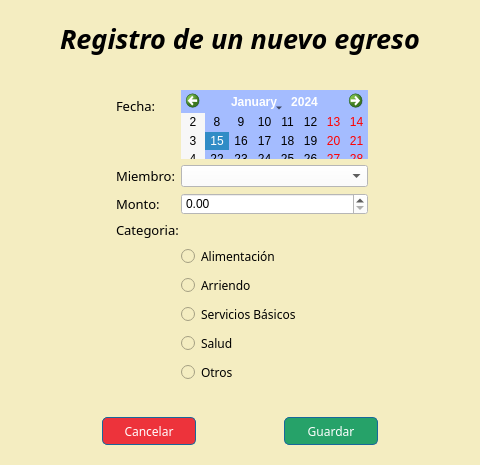
Above: nuevo_egre.ui from JuanFraDev/ProyectoFinal_POO before the change. Below: the same form after it.
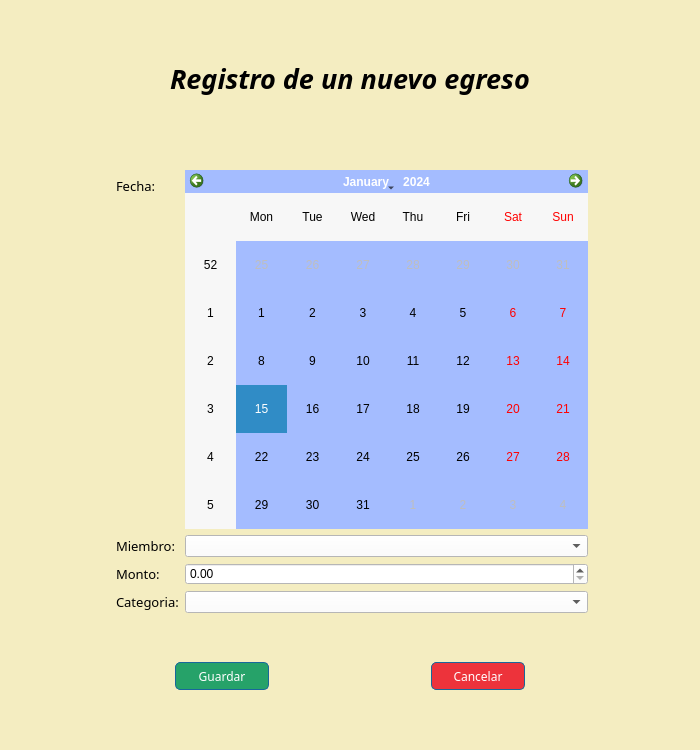
That is the form after the change.

```diff
--- a/nuevo_egre.ui
+++ b/nuevo_egre.ui
@@ -6,20 +6,20 @@
    <rect>
     <x>0</x>
     <y>0</y>
-    <width>480</width>
-    <height>465</height>
+    <width>700</width>
+    <height>750</height>
    </rect>
   </property>
   <property name="minimumSize">
    <size>
-    <width>480</width>
-    <height>465</height>
+    <width>700</width>
+    <height>750</height>
    </size>
   </property>
   <property name="maximumSize">
    <size>
-    <width>480</width>
-    <height>465</height>
+    <width>700</width>
+    <height>750</height>
    </size>
   </property>
   <property name="windowTitle">
@@ -35,6 +35,9 @@
      <property name="orientation">
       <enum>Qt::Vertical</enum>
      </property>
+     <property name="sizeType">
+      <enum>QSizePolicy::Fixed</enum>
+     </property>
      <property name="sizeHint" stdset="0">
       <size>
        <width>20</width>
@@ -95,6 +98,9 @@
      <property name="orientation">
       <enum>Qt::Vertical</enum>
      </property>
+     <property name="sizeType">
+      <enum>QSizePolicy::Fixed</enum>
+     </property>
      <property name="sizeHint" stdset="0">
       <size>
        <width>20</width>
@@ -139,13 +145,13 @@
           </widget>
          </item>
          <item row="0" column="1">
-          <widget class="QCalendarWidget" name="calendarWidget">
+          <widget class="QCalendarWidget" name="inFecha">
            <property name="styleSheet">
             <string notr="true">background-color: rgb(164, 188, 255);</string>
            </property>
           </widget>
          </item>
-         <item row="4" column="0">
+         <item row="1" column="0">
           <widget class="QLabel" name="label_2">
            <property name="font">
             <font>
@@ -158,7 +164,19 @@
            </property>
           </widget>
          </item>
-         <item row="6" column="0">
+         <item row="1" column="1">
+          <widget class="QComboBox" name="inMiembro">
+           <property name="font">
+            <font>
+             <family>Segoe UI</family>
+            </font>
+           </property>
+           <property name="styleSheet">
+            <string notr="true">background-color: rgb(255, 255, 255);</string>
+           </property>
+          </widget>
+         </item>
+         <item row="2" column="0">
           <widget class="QLabel" name="label_5">
            <property name="font">
             <font>
@@ -171,8 +189,8 @@
            </property>
           </widget>
          </item>
-         <item row="6" column="1">
-          <widget class="QDoubleSpinBox" name="doubleSpinBox">
+         <item row="2" column="1">
+          <widget class="QDoubleSpinBox" name="inMonto">
            <property name="font">
             <font>
              <family>Segoe UI</family>
@@ -183,7 +201,7 @@
            </property>
           </widget>
          </item>
-         <item row="8" column="0" colspan="2">
+         <item row="3" column="0">
           <widget class="QLabel" name="label_6">
            <property name="font">
             <font>
@@ -196,73 +214,8 @@
            </property>
           </widget>
          </item>
-         <item row="9" column="1">
-          <widget class="QRadioButton" name="radioButton">
-           <property name="font">
-            <font>
-             <family>Lucida Bright</family>
-            </font>
-           </property>
-           <property name="text">
-            <string>Alimentación</string>
-           </property>
-          </widget>
-         </item>
-         <item row="10" column="1">
-          <widget class="QRadioButton" name="radioButton_2">
-           <property name="font">
-            <font>
-             <family>Lucida Bright</family>
-            </font>
-           </property>
-           <property name="text">
-            <string>Arriendo</string>
-           </property>
-          </widget>
-         </item>
-         <item row="11" column="1">
-          <widget class="QRadioButton" name="radioButton_3">
-           <property name="font">
-            <font>
-             <family>Lucida Bright</family>
-            </font>
-           </property>
-           <property name="text">
-            <string>Servicios Básicos</string>
-           </property>
-          </widget>
-         </item>
-         <item row="12" column="1">
-          <widget class="QRadioButton" name="radioButton_4">
-           <property name="font">
-            <font>
-             <family>Lucida Bright</family>
-            </font>
-           </property>
-           <property name="text">
-            <string>Salud</string>
-           </property>
-          </widget>
-         </item>
-         <item row="13" column="1">
-          <widget class="QRadioButton" name="radioButton_5">
-           <property name="font">
-            <font>
-             <family>Lucida Bright</family>
-            </font>
-           </property>
-           <property name="text">
-            <string>Otros</string>
-           </property>
-          </widget>
-         </item>
-         <item row="4" column="1">
-          <widget class="QComboBox" name="comboBox">
-           <property name="font">
-            <font>
-             <family>Segoe UI</family>
-            </font>
-           </property>
+         <item row="3" column="1">
+          <widget class="QComboBox" name="inCategoria">
            <property name="styleSheet">
             <string notr="true">background-color: rgb(255, 255, 255);</string>
            </property>
@@ -295,6 +248,9 @@
      <property name="orientation">
       <enum>Qt::Vertical</enum>
      </property>
+     <property name="sizeType">
+      <enum>QSizePolicy::Fixed</enum>
+     </property>
      <property name="sizeHint" stdset="0">
       <size>
        <width>20</width>
@@ -319,43 +275,6 @@
         </property>
        </spacer>
       </item>
-      <item>
-       <widget class="QPushButton" name="Cancelar">
-        <property name="minimumSize">
-         <size>
-          <width>94</width>
-          <height>28</height>
-         </size>
-        </property>
-        <property name="font">
-         <font>
-          <family>Lucida Bright</family>
-         </font>
-        </property>
-        <property name="styleSheet">
-         <string notr="true">border: 1px solid rgb(24, 103, 155);
-border-radius: 5px;
-background-color: rgb(237, 51, 59);
-color: white;</string>
-        </property>
-        <property name="text">
-         <string>Cancelar</string>
-        </property>
-       </widget>
-      </item>
-      <item>
-       <spacer name="horizontalSpacer_6">
-        <property name="orientation">
-         <enum>Qt::Horizontal</enum>
-        </property>
-        <property name="sizeHint" stdset="0">
-         <size>
-          <width>40</width>
-          <height>20</height>
-         </size>
-        </property>
-       </spacer>
-      </item>
       <item>
        <widget class="QPushButton" name="Guardar">
         <property name="minimumSize">
@@ -382,6 +301,43 @@
         </property>
        </widget>
       </item>
+      <item>
+       <spacer name="horizontalSpacer_6">
+        <property name="orientation">
+         <enum>Qt::Horizontal</enum>
+        </property>
+        <property name="sizeHint" stdset="0">
+         <size>
+          <width>40</width>
+          <height>20</height>
+         </size>
+        </property>
+       </spacer>
+      </item>
+      <item>
+       <widget class="QPushButton" name="Cancelar">
+        <property name="minimumSize">
+         <size>
+          <width>94</width>
+          <height>28</height>
+         </size>
+        </property>
+        <property name="font">
+         <font>
+          <family>Lucida Bright</family>
+         </font>
+        </property>
+        <property name="styleSheet">
+         <string notr="true">border: 1px solid rgb(24, 103, 155);
+border-radius: 5px;
+background-color: rgb(237, 51, 59);
+color: white;</string>
+        </property>
+        <property name="text">
+         <string>Cancelar</string>
+        </property>
+       </widget>
+      </item>
       <item>
        <spacer name="horizontalSpacer_7">
         <property name="orientation">
@@ -403,6 +359,9 @@
      <property name="orientation">
       <enum>Qt::Vertical</enum>
      </property>
+     <property name="sizeType">
+      <enum>QSizePolicy::Fixed</enum>
+     </property>
      <property name="sizeHint" stdset="0">
       <size>
        <width>20</width>
```
